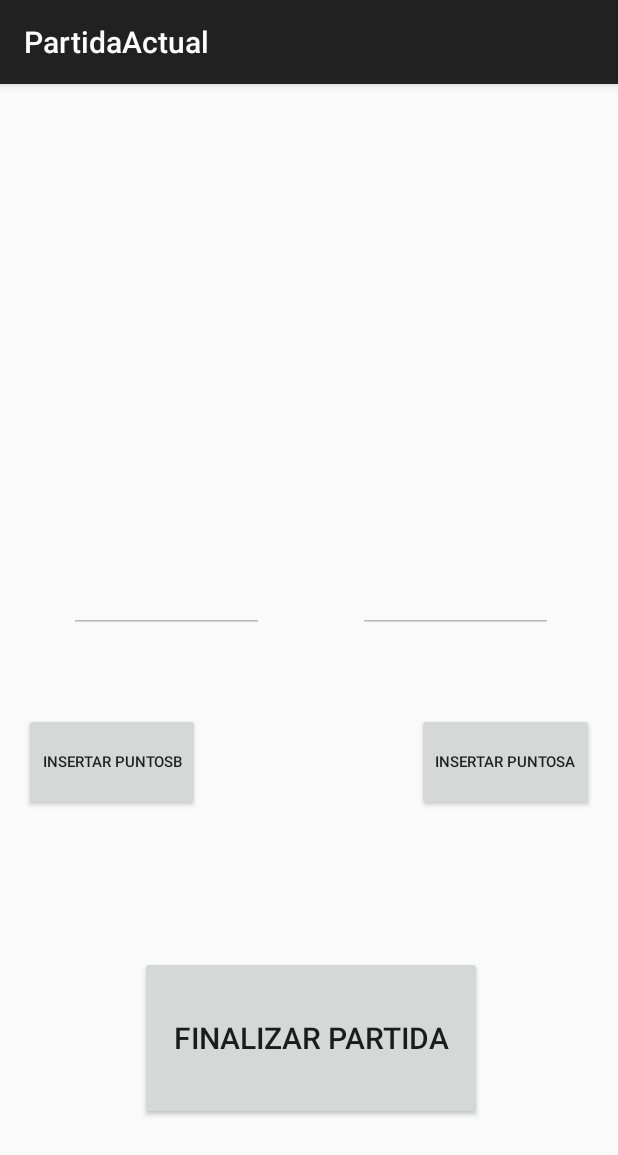
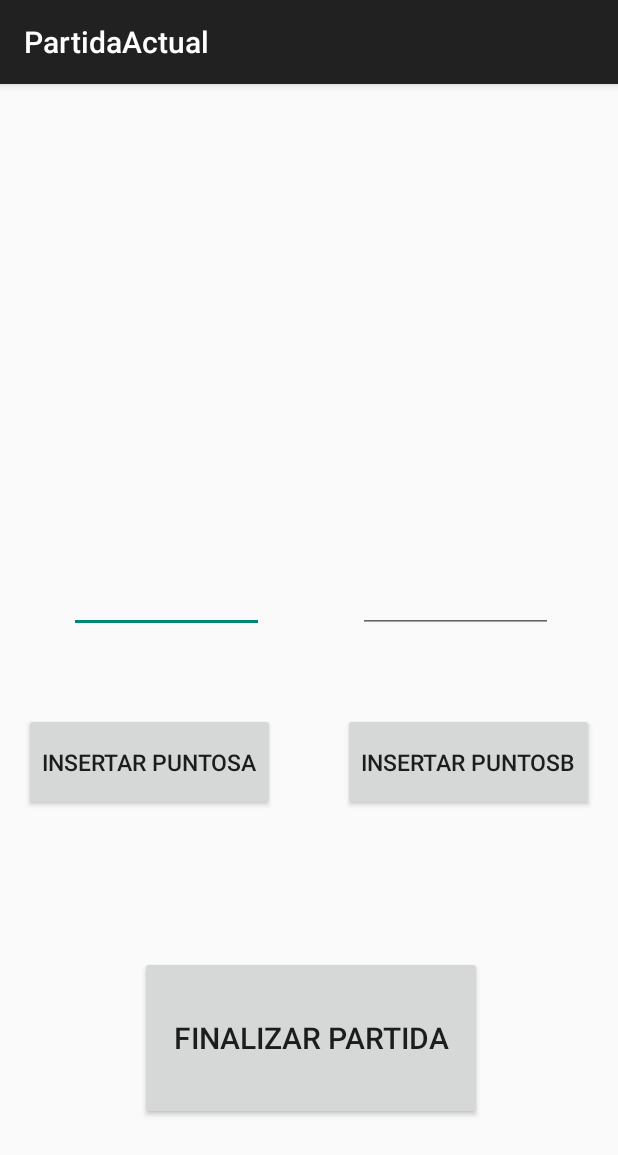
Before and after one commit to MiguelEnc/ScoreKeeper, an Android app: the PartidaActual screen opened directly, with no data from a screen before it, on a phone screen of 412 x 824 dp. Shown: the top 1155 px of the screen. Run offline under Robolectric (Android 15) with nearby library versions, the phone set to English and light mode, and no system bars.

Commit message:
Arreglar EditText que no se seleccionaba

```diff
--- a/app/src/main/res/layout/activity_partida_actual.xml
+++ b/app/src/main/res/layout/activity_partida_actual.xml
@@ -122,8 +122,7 @@
                 android:ems="10"
                 android:id="@+id/editTextEquipoA"
                 android:textSize="30dp"
-                android:layout_marginLeft="30dp"
-                android:enabled="false" />
+                android:layout_marginLeft="30dp" />
 
             <LinearLayout
                 android:orientation="horizontal"
@@ -138,8 +137,7 @@
                 android:ems="10"
                 android:id="@+id/editTextEquipoB"
                 android:textSize="30dp"
-                android:layout_marginRight="30dp"
-                android:enabled="false" />
+                android:layout_marginRight="30dp" />
         </LinearLayout>
 
         <RelativeLayout
@@ -149,9 +147,9 @@
             <Button
                 android:layout_width="wrap_content"
                 android:layout_height="match_parent"
-                android:text="Insertar PuntosA"
-                android:id="@+id/buttonAceptarA"
-                android:textSize="10dp"
+                android:text="Insertar PuntosB"
+                android:id="@+id/buttonAceptarB"
+                android:textSize="15dp"
                 android:onClick="setContentView"
                 android:singleLine="false"
                 android:layout_alignParentTop="true"
@@ -161,9 +159,9 @@
             <Button
                 android:layout_width="wrap_content"
                 android:layout_height="match_parent"
-                android:text="Insertar PuntosB"
-                android:id="@+id/buttonAceptarB"
-                android:textSize="10dp"
+                android:text="Insertar PuntosA"
+                android:id="@+id/buttonAceptarA"
+                android:textSize="15dp"
                 android:onClick="setContentView"
                 android:singleLine="false"
                 android:layout_marginRight="30dp" />
```
